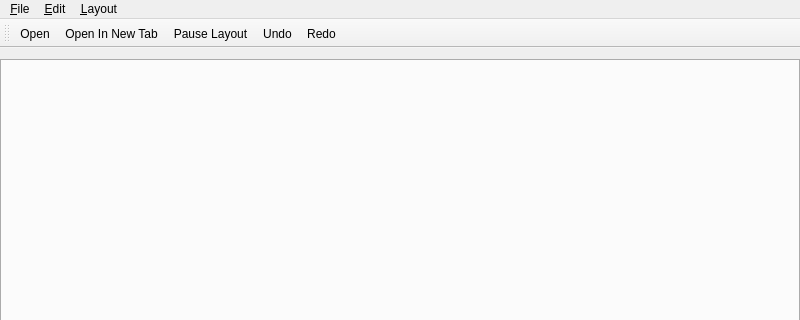
Before: the Qt Designer form source/mainwindow.ui in graphia-app/graphia, drawn with Qt 5; both pictures show x 0 to 800 and y 0 to 320 of the 800 by 600 pixel window.
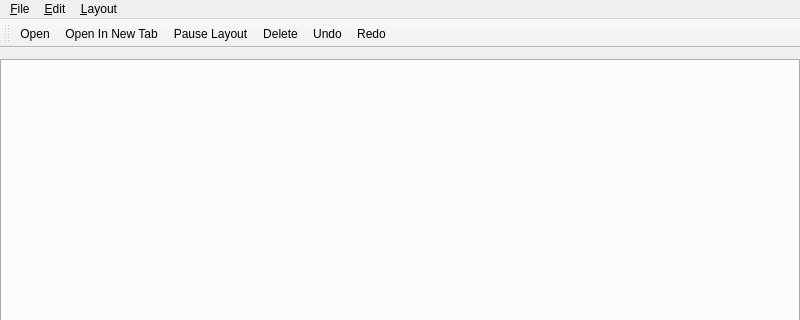
After: the same form once the commit is applied. Icons and pictures are not drawn.

Commit message: Make node deletion a QAction and add associated UI

The edit to the form file:
```diff
--- a/source/mainwindow.ui
+++ b/source/mainwindow.ui
@@ -103,6 +103,7 @@
    <addaction name="actionOpen"/>
    <addaction name="actionOpen_In_New_Tab"/>
    <addaction name="actionPause_Layout"/>
+   <addaction name="actionDelete"/>
    <addaction name="actionUndo"/>
    <addaction name="actionRedo"/>
   </widget>
@@ -202,6 +203,17 @@
     <string>Ctrl+Shift+Z</string>
    </property>
   </action>
+  <action name="actionDelete">
+   <property name="icon">
+    <iconset theme="edit-delete"/>
+   </property>
+   <property name="text">
+    <string>Delete</string>
+   </property>
+   <property name="shortcut">
+    <string>Del</string>
+   </property>
+  </action>
  </widget>
  <layoutdefault spacing="6" margin="11"/>
  <resources/>
```
Left out of the diff: 13 changed lines with no effect on the pictures. The commit also changes 7 other files.
